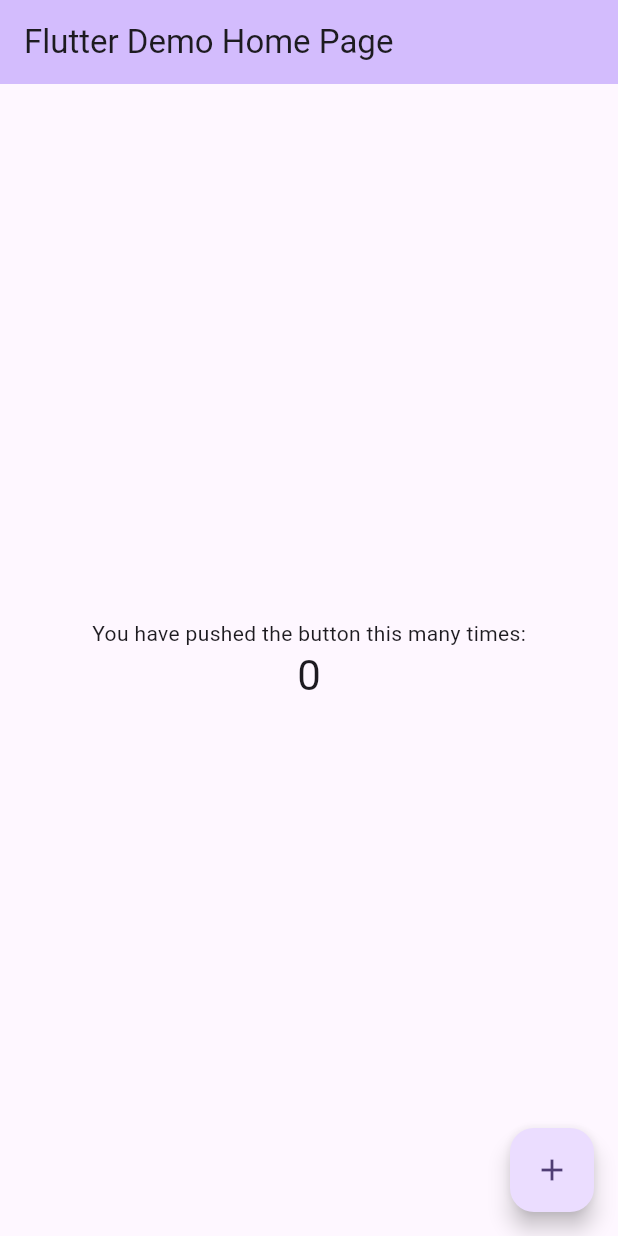
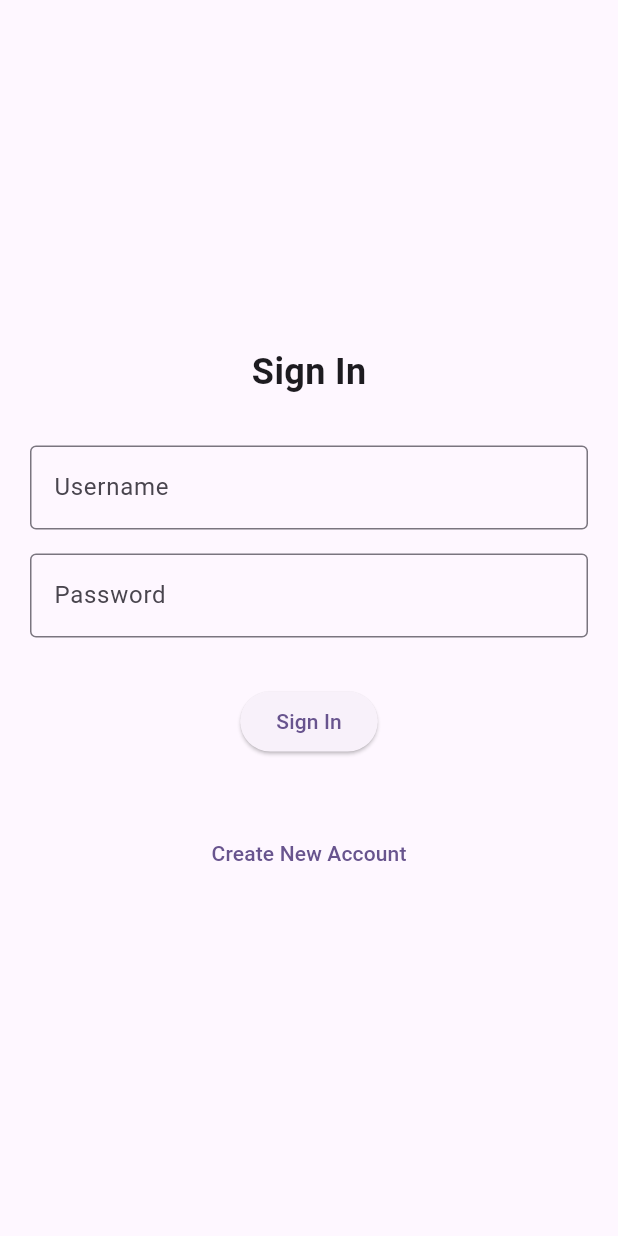
Before and after one commit to motasimfuad/wedevs_assignment, a Flutter app: the screen it shows after launch, on a phone screen of 412 x 824 dp. Run offline on Flutter 3.47's test engine with Material 3 defaults, Android fonts, the phone set to English and light mode, and no system bars.

Commit message:
feat(UI #3): Basic sign in screen added

```diff
--- a/lib/main.dart
+++ b/lib/main.dart
@@ -1,4 +1,5 @@
 import 'package:flutter/material.dart';
+import 'package:motasimfuad_wedevs/src/features/authentication/sign_in/views/sign_in_screen.dart';
 
 void main() {
   runApp(const MyApp());
@@ -16,85 +17,7 @@ class MyApp extends StatelessWidget {
         colorScheme: ColorScheme.fromSeed(seedColor: Colors.deepPurple),
         useMaterial3: true,
       ),
-      home: const MyHomePage(title: 'Flutter Demo Home Page'),
+      home: const SignInScreen(),
     );
   }
 }
-
-class MyHomePage extends StatefulWidget {
-  const MyHomePage({super.key, required this.title});
-  final String title;
-
-  @override
-  State<MyHomePage> createState() => _MyHomePageState();
-}
-
-class _MyHomePageState extends State<MyHomePage> {
-  int _counter = 0;
-
-  void _incrementCounter() {
-    setState(() {
-      // This call to setState tells the Flutter framework that something has
-      // changed in this State, which causes it to rerun the build method below
-      // so that the display can reflect the updated values. If we changed
-      // _counter without calling setState(), then the build method would not be
-      // called again, and so nothing would appear to happen.
-      _counter++;
-    });
-  }
-
-  @override
-  Widget build(BuildContext context) {
-    // This method is rerun every time setState is called, for instance as done
-    // by the _incrementCounter method above.
-    //
-    // The Flutter framework has been optimized to make rerunning build methods
-    // fast, so that you can just rebuild anything that needs updating rather
-    // than having to individually change instances of widgets.
-    return Scaffold(
-      appBar: AppBar(
-        // TRY THIS: Try changing the color here to a specific color (to
-        // Colors.amber, perhaps?) and trigger a hot reload to see the AppBar
-        // change color while the other colors stay the same.
-        backgroundColor: Theme.of(context).colorScheme.inversePrimary,
-        // Here we take the value from the MyHomePage object that was created by
-        // the App.build method, and use it to set our appbar title.
-        title: Text(widget.title),
-      ),
-      body: Center(
-        // Center is a layout widget. It takes a single child and positions it
-        // in the middle of the parent.
-        child: Column(
-          // Column is also a layout widget. It takes a list of children and
-          // arranges them vertically. By default, it sizes itself to fit its
-          // children horizontally, and tries to be as tall as its parent.
-          //
-          // Column has various properties to control how it sizes itself and
-          // how it positions its children. Here we use mainAxisAlignment to
-          // center the children vertically; the main axis here is the vertical
-          // axis because Columns are vertical (the cross axis would be
-          // horizontal).
-          //
-          // TRY THIS: Invoke "debug painting" (choose the "Toggle Debug Paint"
-          // action in the IDE, or press "p" in the console), to see the
-          // wireframe for each widget.
-          mainAxisAlignment: MainAxisAlignment.center,
-          children: <Widget>[
-            const Text(
-              'You have pushed the button this many times:',
-            ),
-            Text(
-              '$_counter',
-              style: Theme.of(context).textTheme.headlineMedium,
-            ),
-          ],
-        ),
-      ),
-      floatingActionButton: FloatingActionButton(
-        onPressed: _incrementCounter,
-        tooltip: 'Increment',
-        child: const Icon(Icons.add),
-      ), // This trailing comma makes auto-formatting nicer for build methods.
-    );
-  }
-}
--- /dev/null
+++ b/lib/src/features/authentication/sign_in/views/sign_in_screen.dart
@@ -0,0 +1,53 @@
+import 'package:flutter/material.dart';
+import 'package:motasimfuad_wedevs/src/widgets/outlined_input_field.dart';
+
+class SignInScreen extends StatelessWidget {
+  const SignInScreen({super.key});
+
+  @override
+  Widget build(BuildContext context) {
+    return Scaffold(
+      body: Column(
+        mainAxisAlignment: MainAxisAlignment.center,
+        children: [
+          Padding(
+            padding: const EdgeInsets.all(20),
+            child: Column(
+              children: [
+                const Text(
+                  'Sign In',
+                  style: TextStyle(
+                    fontSize: 24,
+                    fontWeight: FontWeight.bold,
+                  ),
+                ),
+                const SizedBox(height: 32),
+                OutlinedInputField(
+                  controller: TextEditingController(),
+                  hintText: 'Username',
+                ),
+                const SizedBox(height: 16),
+                OutlinedInputField(
+                  controller: TextEditingController(),
+                  hintText: 'Password',
+                ),
+                const SizedBox(height: 32),
+                ElevatedButton(
+                  onPressed: () {},
+                  child: const Text('Sign In'),
+                ),
+                const SizedBox(height: 40),
+                TextButton(
+                  onPressed: () {},
+                  child: const Text(
+                    'Create New Account',
+                  ),
+                ),
+              ],
+            ),
+          ),
+        ],
+      ),
+    );
+  }
+}
--- /dev/null
+++ b/lib/src/widgets/outlined_input_field.dart
@@ -0,0 +1,22 @@
+import 'package:flutter/material.dart';
+
+class OutlinedInputField extends StatelessWidget {
+  const OutlinedInputField({
+    super.key,
+    required this.hintText,
+    required this.controller,
+  });
+  final String hintText;
+  final TextEditingController controller;
+
+  @override
+  Widget build(BuildContext context) {
+    return TextFormField(
+      controller: controller,
+      decoration: InputDecoration(
+        hintText: hintText,
+        border: const OutlineInputBorder(),
+      ),
+    );
+  }
+}
```
